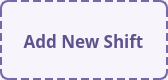
Qt form ui_files/add_shift_card.ui (Asilve/PharmaShift) before a commit.
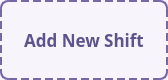
The same form after that commit.

Commit message: implement add shift button to shift columns

Diff of the .ui file:
```diff
--- a/ui_files/add_shift_card.ui
+++ b/ui_files/add_shift_card.ui
@@ -10,16 +10,22 @@
     <height>80</height>
    </rect>
   </property>
+  <property name="sizePolicy">
+   <sizepolicy hsizetype="Preferred" vsizetype="Minimum">
+    <horstretch>0</horstretch>
+    <verstretch>0</verstretch>
+   </sizepolicy>
+  </property>
   <property name="minimumSize">
    <size>
-    <width>140</width>
+    <width>0</width>
     <height>80</height>
    </size>
   </property>
   <property name="maximumSize">
    <size>
-    <width>168</width>
-    <height>80</height>
+    <width>16777215</width>
+    <height>16777215</height>
    </size>
   </property>
   <property name="windowTitle">
@@ -36,15 +42,9 @@
     border: 2px dashed #5F538D;
 }</string>
   </property>
+  <layout class="QVBoxLayout" name="verticalLayout">
+   <item>
   <widget class="QLabel" name="add_shift_label">
-   <property name="geometry">
-    <rect>
-     <x>-2</x>
-     <y>10</y>
-     <width>171</width>
-     <height>61</height>
-    </rect>
-   </property>
    <property name="font">
     <font>
      <family>Arial Rounded MT</family>
@@ -66,6 +66,8 @@
     <set>Qt::AlignmentFlag::AlignCenter</set>
    </property>
   </widget>
+   </item>
+  </layout>
  </widget>
  <resources/>
  <connections/>
```
Left out of the diff: 3 changed lines with no effect on the pictures. Lines whose indentation alone changed are shown as unchanged. The commit also changes 2 other files.
